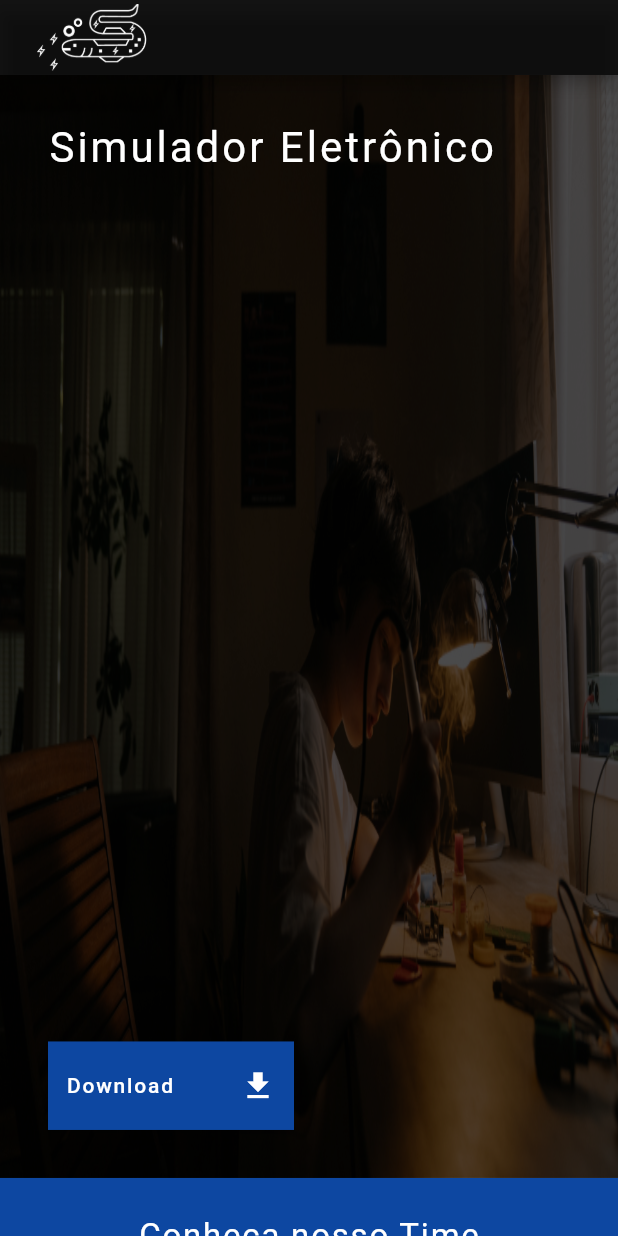
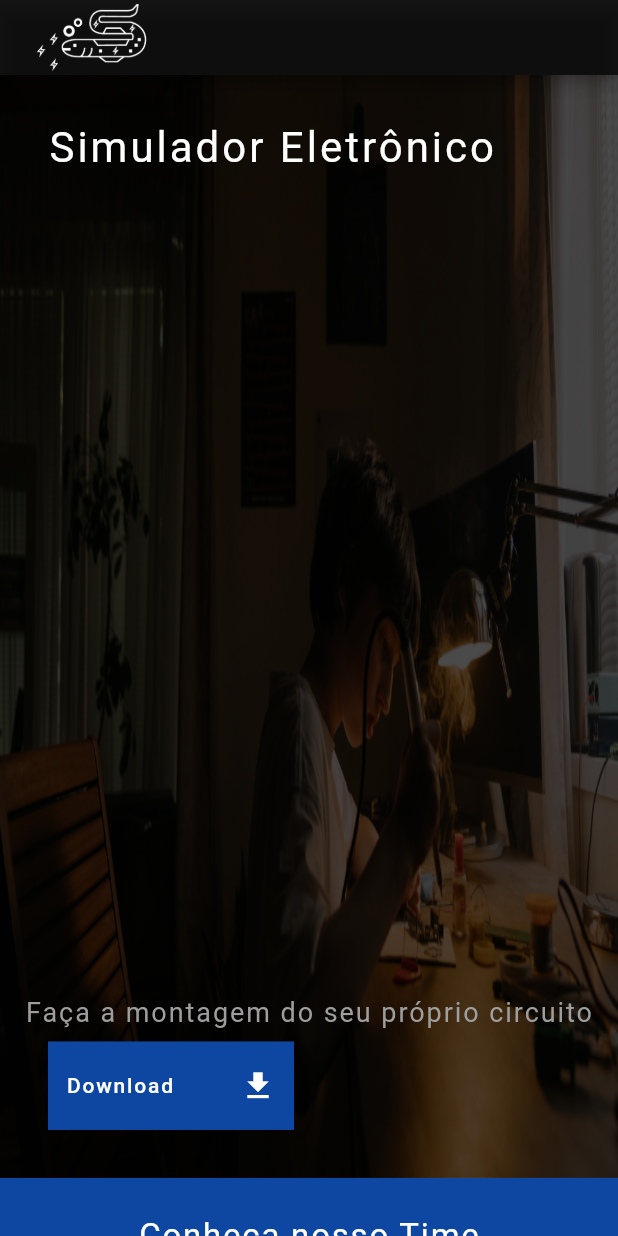
Before and after one commit to gotneb/electrophorus_site, a Flutter app: the screen it shows after launch, on a phone screen of 412 x 824 dp. Run offline on Flutter 3.47's test engine with Material 2 defaults, Android fonts, the phone set to English and light mode, and no system bars; drawn by our look-alikes of animated_text_kit.

Commit message:
Add package AnimatedTextKit

```diff
--- a/lib/constants.dart
+++ b/lib/constants.dart
@@ -25,3 +25,12 @@ const title = TextStyle(
 const download = TextStyle(
   letterSpacing: 1.2,
 );
+
+const lyrics = TextStyle(
+  color: Colors.grey,
+  fontSize: 18,
+  letterSpacing: 1.3,
+);
+// Duration
+const duration = Duration(seconds: 3);
+const pause = Duration(seconds: 5);
--- a/lib/home.dart
+++ b/lib/home.dart
@@ -1,5 +1,6 @@
 import 'package:electrophorus_site/constants.dart';
 import 'package:flutter/material.dart';
+import 'package:animated_text_kit/animated_text_kit.dart';
 
 import 'banner_team.dart';
 import 'member_team.dart';
@@ -87,6 +88,26 @@ class Home extends StatelessWidget {
               ],
             ),
           ),
+          Container(
+            alignment: Alignment.bottomCenter,
+            padding: const EdgeInsets.only(bottom: 100),
+            child: AnimatedTextKit(
+              repeatForever: true,
+              pause: pause,
+              animatedTexts: [
+                RotateAnimatedText(
+                  'Faça a montagem do seu próprio circuito',
+                  textStyle: lyrics,
+                  duration: duration,
+                ),
+                RotateAnimatedText(
+                  'Um simulador para circuitos elétricos disponível para Windows',
+                  textStyle: lyrics,
+                  duration: duration,
+                ),
+              ],
+            ),
+          ),
         ],
       ),
     );
--- a/pubspec.yaml
+++ b/pubspec.yaml
@@ -34,6 +34,7 @@ dependencies:
   # The following adds the Cupertino Icons font to your application.
   # Use with the CupertinoIcons class for iOS style icons.
   cupertino_icons: ^1.0.2
+  animated_text_kit: ^4.2.1
 
 dev_dependencies:
   flutter_test:
```
